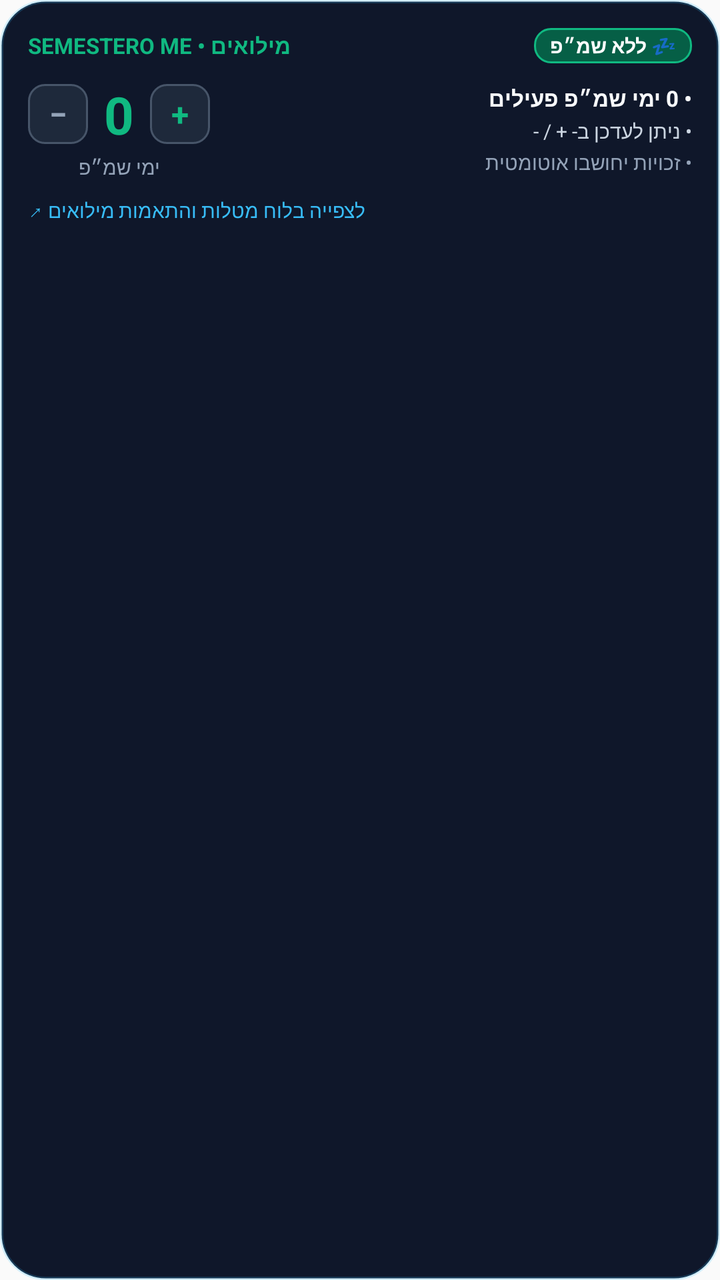
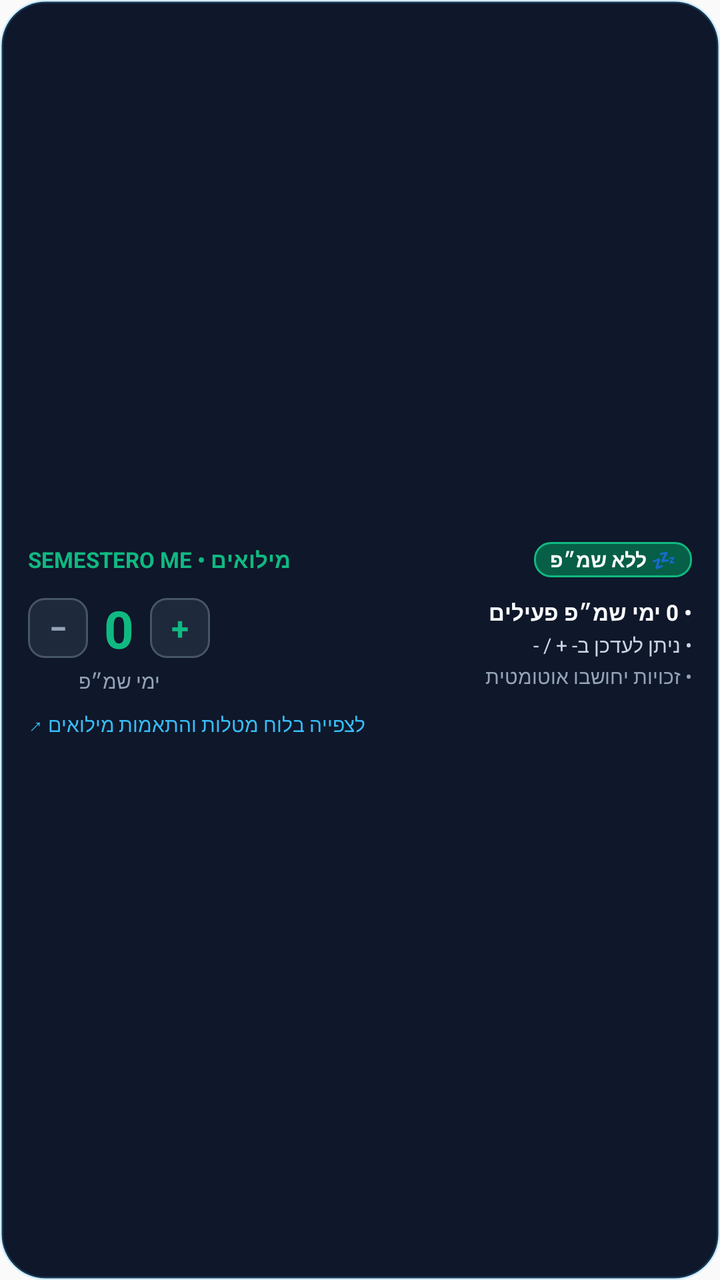

Two renders of the same Android screen: before a commit and after it. Below are the layout's source before the change and the commit's diff.
<!-- AndroidManifest.xml: application theme AppTheme -->
<!-- res/layout/widget_miluim.xml -->
<?xml version="1.0" encoding="utf-8"?>
<LinearLayout xmlns:android="http://schemas.android.com/apk/res/android"
    android:id="@+id/widget_miluim_root"
    android:layout_width="match_parent"
    android:layout_height="match_parent"
    android:background="@drawable/widget_card_bg"
    android:orientation="vertical"
    android:padding="14dp">

    
    <LinearLayout
        android:layout_width="match_parent"
        android:layout_height="wrap_content"
        android:orientation="horizontal"
        android:gravity="center_vertical">

        <TextView
            android:layout_width="0dp"
            android:layout_height="wrap_content"
            android:layout_weight="1"
            android:text="SEMESTERO ME • מילואים"
            android:textColor="#10b981"
            android:textSize="11sp"
            android:textStyle="bold" />

        <TextView
            android:id="@+id/widget_miluim_status_badge"
            android:layout_width="wrap_content"
            android:layout_height="wrap_content"
            android:background="@drawable/widget_button_emerald_bg"
            android:paddingLeft="8dp"
            android:paddingRight="8dp"
            android:paddingTop="2dp"
            android:paddingBottom="2dp"
            android:text="💤 ללא שמ״פ"
            android:textColor="#ffffff"
            android:textSize="10sp"
            android:textStyle="bold" />
    </LinearLayout>

    
    <LinearLayout
        android:layout_width="match_parent"
        android:layout_height="wrap_content"
        android:layout_marginTop="8dp"
        android:orientation="horizontal"
        android:gravity="center_vertical">

        
        <LinearLayout
            android:layout_width="wrap_content"
            android:layout_height="wrap_content"
            android:orientation="vertical"
            android:gravity="center"
            android:paddingRight="10dp">

            <LinearLayout
                android:layout_width="wrap_content"
                android:layout_height="wrap_content"
                android:orientation="horizontal"
                android:gravity="center_vertical">

                <TextView
                    android:id="@+id/btn_miluim_minus"
                    android:layout_width="30dp"
                    android:layout_height="30dp"
                    android:background="@drawable/widget_badge_bg"
                    android:gravity="center"
                    android:text="−"
                    android:textColor="#94a3b8"
                    android:textSize="16sp"
                    android:textStyle="bold" />

                <TextView
                    android:id="@+id/widget_miluim_days_count"
                    android:layout_width="wrap_content"
                    android:layout_height="wrap_content"
                    android:layout_marginLeft="8dp"
                    android:layout_marginRight="8dp"
                    android:text="0"
                    android:textColor="#10b981"
                    android:textSize="26sp"
                    android:textStyle="bold" />

                <TextView
                    android:id="@+id/btn_miluim_plus"
                    android:layout_width="30dp"
                    android:layout_height="30dp"
                    android:background="@drawable/widget_badge_bg"
                    android:gravity="center"
                    android:text="+"
                    android:textColor="#10b981"
                    android:textSize="16sp"
                    android:textStyle="bold" />
            </LinearLayout>

            <TextView
                android:layout_width="wrap_content"
                android:layout_height="wrap_content"
                android:layout_marginTop="2dp"
                android:text="ימי שמ״פ"
                android:textColor="#94a3b8"
                android:textSize="10sp" />
        </LinearLayout>

        
        <LinearLayout
            android:layout_width="0dp"
            android:layout_height="wrap_content"
            android:layout_weight="1"
            android:orientation="vertical">

            <TextView
                android:id="@+id/widget_miluim_right_1"
                android:layout_width="match_parent"
                android:layout_height="wrap_content"
                android:text="• 0 ימי שמ״פ פעילים"
                android:textColor="#f8fafc"
                android:textSize="11sp"
                android:textStyle="bold"
                android:maxLines="1"
                android:ellipsize="end" />

            <TextView
                android:id="@+id/widget_miluim_right_2"
                android:layout_width="match_parent"
                android:layout_height="wrap_content"
                android:layout_marginTop="2dp"
                android:text="• ניתן לעדכן ב- + / -"
                android:textColor="#cbd5e1"
                android:textSize="10sp"
                android:maxLines="1"
                android:ellipsize="end" />

            <TextView
                android:id="@+id/widget_miluim_right_3"
                android:layout_width="match_parent"
                android:layout_height="wrap_content"
                android:layout_marginTop="2dp"
                android:text="• זכויות יחושבו אוטומטית"
                android:textColor="#94a3b8"
                android:textSize="10sp"
                android:maxLines="1"
                android:ellipsize="end" />
        </LinearLayout>
    </LinearLayout>

    
    <TextView
        android:layout_width="match_parent"
        android:layout_height="wrap_content"
        android:layout_marginTop="8dp"
        android:text="לצפייה בלוח מטלות והתאמות מילואים ↗"
        android:textColor="#38bdf8"
        android:textSize="10sp"
        android:gravity="left" />
</LinearLayout>
<!-- resources referenced by this layout -->
<resources>
  <!-- drawable widget_badge_bg (drawable) -->
  <?xml version="1.0" encoding="utf-8"?>
  <shape xmlns:android="http://schemas.android.com/apk/res/android"
      android:shape="rectangle">
      <solid android:color="#1e293b" />
      <corners android:radius="8dp" />
      <stroke
          android:width="1dp"
          android:color="#475569" />
  </shape>
  <!-- drawable widget_button_emerald_bg (drawable) -->
  <?xml version="1.0" encoding="utf-8"?>
  <shape xmlns:android="http://schemas.android.com/apk/res/android"
      android:shape="rectangle">
      <solid android:color="#065f46" />
      <corners android:radius="8dp" />
      <stroke
          android:width="1dp"
          android:color="#10b981" />
  </shape>
  <!-- drawable widget_card_bg (drawable) -->
  <?xml version="1.0" encoding="utf-8"?>
  <shape xmlns:android="http://schemas.android.com/apk/res/android"
      android:shape="rectangle">
      <solid android:color="#0f172a" />
      <corners android:radius="22dp" />
      <stroke
          android:width="1.5dp"
          android:color="#3338bdf8" />
  </shape>
  <style name="AppTheme" parent="Theme.AppCompat.Light.DarkActionBar">
          
          <item name="colorPrimary">@color/colorPrimary</item>
          <item name="colorPrimaryDark">@color/colorPrimaryDark</item>
          <item name="colorAccent">@color/colorAccent</item>
      </style>
</resources>

<!-- the commit's change to res/layout/widget_miluim.xml (unified diff, before → after) -->
@@ -5,6 +5,7 @@
     android:layout_height="match_parent"
     android:background="@drawable/widget_card_bg"
     android:orientation="vertical"
+    android:gravity="center_vertical"
     android:padding="14dp">
 
     
